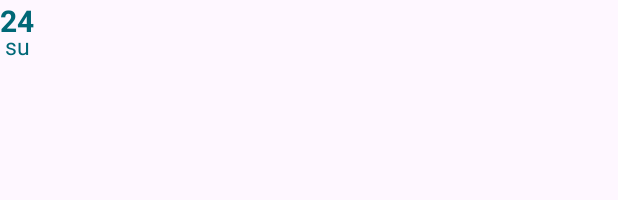
After one commit to projectHeyGongC/heyGongC-android, an Android app: the layout recyclerview_cell_top_date.xml on its own in the app's theme, with its tools: preview values and no code run, on a phone screen of 412 x 824 dp. The commit adds this screen. Shown: the top 200 px of the screen. Run offline under Robolectric (Android 15) with nearby library versions, the phone set to English and light mode, and no system bars.

```diff
--- /dev/null
+++ b/app/src/main/java/com/cctv/heygongc/adapter/DateRecyclerViewAdapter.kt
@@ -0,0 +1,4 @@
+package com.cctv.heygongc.adapter
+
+class DateRecyclerViewAdapter {
+}
--- a/app/src/main/java/com/cctv/heygongc/fragment/AnalysisFragment.kt
+++ b/app/src/main/java/com/cctv/heygongc/fragment/AnalysisFragment.kt
@@ -28,6 +28,8 @@
         savedInstanceState: Bundle?
     ): View? {
         mBinding = FragmentAnalysisBinding.inflate(inflater, container, false)
+
+        binding.recyclerViewDate.adapter =
         return binding.root
     }
 
--- a/app/src/main/res/layout/fragment_analysis.xml
+++ b/app/src/main/res/layout/fragment_analysis.xml
@@ -26,7 +26,7 @@
         android:text="24"
         android:textStyle="bold"
         android:textSize="23dp"
-        android:textColor="#006877"
+        android:textColor="@color/black"
         app:layout_constraintTop_toTopOf="parent"
         app:layout_constraintLeft_toLeftOf="parent"/>
 
@@ -48,6 +48,8 @@
         android:layout_width="match_parent"
         android:layout_height="wrap_content"
         android:layout_marginTop="10dp"
-        app:layout_constraintTop_toBottomOf="@id/textViewTitle"/>
+        app:layout_constraintTop_toBottomOf="@id/textViewTitle"
+        app:layoutManager="androidx.recyclerview.widget.LinearLayoutManager"
+        android:orientation="horizontal"/>
 
 </androidx.constraintlayout.widget.ConstraintLayout>
--- /dev/null
+++ b/app/src/main/res/layout/recyclerview_cell_top_date.xml
@@ -0,0 +1,30 @@
+<?xml version="1.0" encoding="utf-8"?>
+<androidx.constraintlayout.widget.ConstraintLayout xmlns:android="http://schemas.android.com/apk/res/android"
+    android:layout_width="match_parent"
+    android:layout_height="match_parent"
+    xmlns:app="http://schemas.android.com/apk/res-auto">
+
+    <TextView
+        android:id="@+id/textViewDate"
+        android:layout_width="wrap_content"
+        android:layout_height="wrap_content"
+        android:text="24"
+        android:textColor="#006877"
+        android:textSize="20dp"
+        android:textStyle="bold"
+        app:layout_constraintTop_toTopOf="parent"
+        app:layout_constraintLeft_toLeftOf="parent"/>
+
+    <TextView
+        android:id="@+id/textViewDays"
+        android:layout_width="wrap_content"
+        android:layout_height="wrap_content"
+        android:text="su"
+        android:textColor="#006877"
+        android:textSize="15dp"
+        android:layout_marginTop="-7dp"
+        app:layout_constraintTop_toBottomOf="@id/textViewDate"
+        app:layout_constraintLeft_toLeftOf="@id/textViewDate"
+        app:layout_constraintRight_toRightOf="@id/textViewDate"/>
+
+</androidx.constraintlayout.widget.ConstraintLayout>
```
